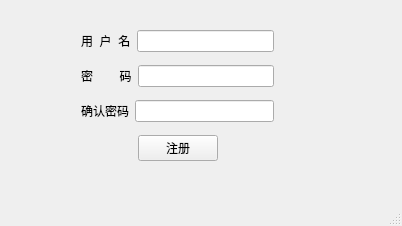
Old version of the form registration.ui in the repository 2657083582/SmartAgriculture.
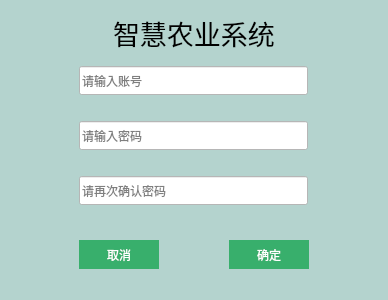
New version of the form. Custom widgets are drawn as their Qt base class.

Patch:
```diff
--- a/registration.ui
+++ b/registration.ui
@@ -6,114 +6,152 @@
    <rect>
     <x>0</x>
     <y>0</y>
-    <width>402</width>
-    <height>226</height>
+    <width>388</width>
+    <height>300</height>
    </rect>
   </property>
   <property name="windowTitle">
    <string>MainWindow</string>
   </property>
+  <property name="styleSheet">
+   <string notr="true">background-color: rgb(180, 211, 206);</string>
+  </property>
   <widget class="QWidget" name="centralwidget">
-   <widget class="QWidget" name="">
+   <widget class="QLabel" name="label">
     <property name="geometry">
      <rect>
-      <x>81</x>
-      <y>23</y>
-      <width>193</width>
-      <height>146</height>
+      <x>113</x>
+      <y>17</y>
+      <width>171</width>
+      <height>31</height>
      </rect>
     </property>
-    <layout class="QGridLayout" name="gridLayout">
-     <item row="0" column="0" colspan="3">
-      <layout class="QHBoxLayout" name="horizontalLayout">
-       <item>
-        <widget class="QLabel" name="label_5">
-         <property name="text">
-          <string>用  户  名</string>
-         </property>
-        </widget>
-       </item>
-       <item>
-        <widget class="QLineEdit" name="lineEdit"/>
-       </item>
-      </layout>
-     </item>
-     <item row="1" column="0" colspan="3">
-      <layout class="QHBoxLayout" name="horizontalLayout_2">
-       <item>
-        <widget class="QLabel" name="label_4">
-         <property name="text">
-          <string>密        码</string>
-         </property>
-        </widget>
-       </item>
-       <item>
-        <widget class="QLineEdit" name="lineEdit_2"/>
-       </item>
-      </layout>
-     </item>
-     <item row="2" column="0" colspan="3">
-      <layout class="QHBoxLayout" name="horizontalLayout_3">
-       <item>
-        <widget class="QLabel" name="label_3">
-         <property name="text">
-          <string>确认密码</string>
-         </property>
-        </widget>
-       </item>
-       <item>
-        <widget class="QLineEdit" name="lineEdit_3"/>
-       </item>
-      </layout>
-     </item>
-     <item row="3" column="0">
-      <spacer name="horizontalSpacer">
-       <property name="orientation">
-        <enum>Qt::Horizontal</enum>
-       </property>
-       <property name="sizeHint" stdset="0">
-        <size>
-         <width>40</width>
-         <height>20</height>
-        </size>
-       </property>
-      </spacer>
-     </item>
-     <item row="3" column="1">
-      <widget class="QPushButton" name="pushButton">
-       <property name="text">
-        <string>注册</string>
-       </property>
-      </widget>
-     </item>
-     <item row="3" column="2">
-      <spacer name="horizontalSpacer_2">
-       <property name="orientation">
-        <enum>Qt::Horizontal</enum>
-       </property>
-       <property name="sizeHint" stdset="0">
-        <size>
-         <width>40</width>
-         <height>20</height>
-        </size>
-       </property>
-      </spacer>
-     </item>
-    </layout>
+    <property name="font">
+     <font>
+      <pointsize>20</pointsize>
+     </font>
+    </property>
+    <property name="text">
+     <string>智慧农业系统</string>
+    </property>
    </widget>
+   <widget class="Switch_label" name="label_cancel">
+    <property name="geometry">
+     <rect>
+      <x>79</x>
+      <y>240</y>
+      <width>80</width>
+      <height>29</height>
+     </rect>
+    </property>
+    <property name="styleSheet">
+     <string notr="true">background-color: rgb(56, 175, 108);
+color: rgb(255, 255, 255);</string>
+    </property>
+    <property name="frameShadow">
+     <enum>QFrame::Sunken</enum>
+    </property>
+    <property name="lineWidth">
+     <number>2</number>
+    </property>
+    <property name="text">
+     <string>取消</string>
+    </property>
+    <property name="alignment">
+     <set>Qt::AlignCenter</set>
+    </property>
+   </widget>
+   <widget class="Switch_label" name="label_submit">
+    <property name="geometry">
+     <rect>
+      <x>229</x>
+      <y>240</y>
+      <width>80</width>
+      <height>29</height>
+     </rect>
+    </property>
+    <property name="styleSheet">
+     <string notr="true">background-color: rgb(56, 175, 108);
+color: rgb(255, 255, 255);</string>
+    </property>
+    <property name="lineWidth">
+     <number>2</number>
+    </property>
+    <property name="text">
+     <string>确定</string>
+    </property>
+    <property name="alignment">
+     <set>Qt::AlignCenter</set>
+    </property>
+   </widget>
+   <widget class="QLineEdit" name="lineEdit">
+    <property name="geometry">
+     <rect>
+      <x>79</x>
+      <y>66</y>
+      <width>229</width>
+      <height>29</height>
+     </rect>
+    </property>
+    <property name="styleSheet">
+     <string notr="true">background-color: rgb(255, 255, 255);</string>
+    </property>
+    <property name="text">
+     <string/>
+    </property>
+    <property name="placeholderText">
+     <string>请输入账号</string>
+    </property>
+   </widget>
+   <widget class="QLineEdit" name="lineEdit_2">
+    <property name="geometry">
+     <rect>
+      <x>79</x>
+      <y>121</y>
+      <width>229</width>
+      <height>29</height>
+     </rect>
+    </property>
+    <property name="styleSheet">
+     <string notr="true">background-color: rgb(255, 255, 255);</string>
+    </property>
+    <property name="text">
+     <string/>
+    </property>
+    <property name="placeholderText">
+     <string>请输入密码</string>
+    </property>
+   </widget>
+   <widget class="QLineEdit" name="lineEdit_3">
+    <property name="geometry">
+     <rect>
+      <x>79</x>
+      <y>176</y>
+      <width>229</width>
+      <height>29</height>
+     </rect>
+    </property>
+    <property name="styleSheet">
+     <string notr="true">background-color: rgb(255, 255, 255);</string>
+    </property>
+    <property name="placeholderText">
+     <string>请再次确认密码</string>
+    </property>
+   </widget>
   </widget>
-  <widget class="QMenuBar" name="menubar">
-   <property name="geometry">
-    <rect>
-     <x>0</x>
-     <y>0</y>
-     <width>402</width>
-     <height>24</height>
-    </rect>
-   </property>
-  </widget>
-  <widget class="QStatusBar" name="statusbar"/>
  </widget>
+ <customwidgets>
+  <customwidget>
+   <class>Switch_label</class>
+   <extends>QLabel</extends>
+   <header location="global">switch_label.h</header>
+   <slots>
+    <signal>clicked()</signal>
+    <signal>hovered()</signal>
+    <signal>unhovered()</signal>
+   </slots>
+  </customwidget>
+ </customwidgets>
  <resources/>
  <connections/>
 </ui>
```
